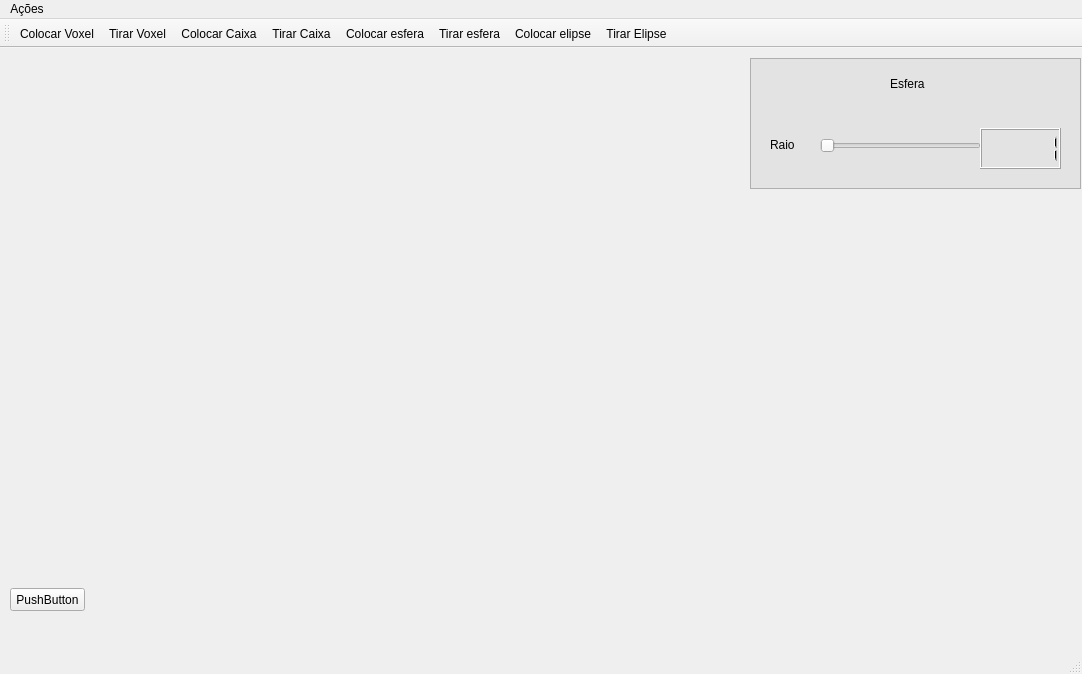
Above: mainwindow.ui from sthefaniafs/Paint-3D before the change. Below: the same form after it.
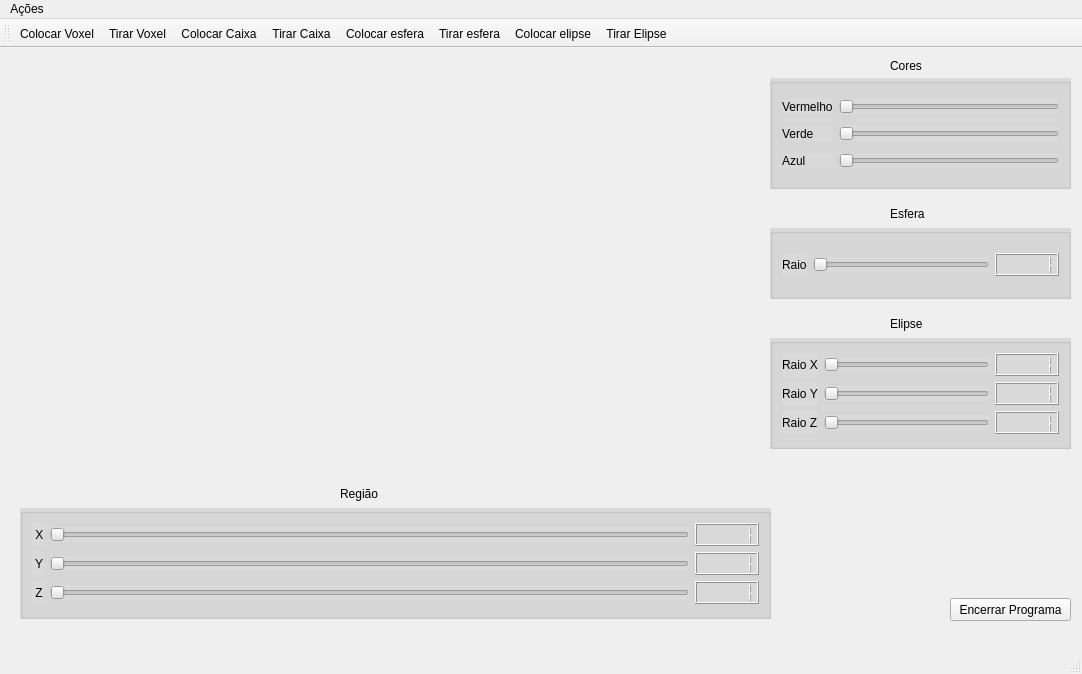
That is the form after the change. Icons and pictures are not drawn.

Commit message: att layout

```diff
--- a/mainwindow.ui
+++ b/mainwindow.ui
@@ -17,72 +17,193 @@
    <widget class="QPushButton" name="pushButtonQuit">
     <property name="geometry">
      <rect>
-      <x>10</x>
-      <y>540</y>
-      <width>75</width>
+      <x>950</x>
+      <y>550</y>
+      <width>121</width>
       <height>23</height>
      </rect>
     </property>
     <property name="text">
-     <string>PushButton</string>
+     <string>Encerrar Programa</string>
     </property>
    </widget>
-   <widget class="QSlider" name="horizontalSliderEsfera">
+   <widget class="QLabel" name="labelEsfera">
     <property name="geometry">
      <rect>
-      <x>820</x>
-      <y>90</y>
-      <width>161</width>
+      <x>890</x>
+      <y>150</y>
+      <width>51</width>
+      <height>31</height>
+     </rect>
+    </property>
+    <property name="styleSheet">
+     <string notr="true">font: 14pt &quot;MS Shell Dlg 2&quot;;</string>
+    </property>
+    <property name="text">
+     <string>Esfera</string>
+    </property>
+   </widget>
+   <widget class="QLabel" name="labelCores">
+    <property name="geometry">
+     <rect>
+      <x>890</x>
+      <y>10</y>
+      <width>61</width>
       <height>16</height>
      </rect>
     </property>
-    <property name="orientation">
-     <enum>Qt::Horizontal</enum>
+    <property name="styleSheet">
+     <string notr="true">font: 14pt &quot;MS Shell Dlg 2&quot;;</string>
     </property>
-    <property name="tickInterval">
-     <number>1</number>
+    <property name="text">
+     <string>Cores</string>
     </property>
    </widget>
-   <widget class="QLCDNumber" name="lcdNumberEsfera">
+   <widget class="QLabel" name="labelElipse">
     <property name="geometry">
      <rect>
-      <x>980</x>
-      <y>80</y>
+      <x>890</x>
+      <y>260</y>
+      <width>51</width>
+      <height>31</height>
+     </rect>
+    </property>
+    <property name="styleSheet">
+     <string notr="true">font: 14pt &quot;MS Shell Dlg 2&quot;;</string>
+    </property>
+    <property name="text">
+     <string>Elipse</string>
+    </property>
+   </widget>
+   <widget class="QGroupBox" name="groupBox">
+    <property name="geometry">
+     <rect>
+      <x>20</x>
+      <y>460</y>
+      <width>751</width>
+      <height>111</height>
+     </rect>
+    </property>
+    <property name="styleSheet">
+     <string notr="true">background-color: rgb(217, 217, 217);</string>
+    </property>
+    <layout class="QGridLayout" name="gridLayout_4">
+     <item row="0" column="0">
+      <widget class="QLabel" name="labelX">
+       <property name="styleSheet">
+        <string notr="true">font: 12pt &quot;MS Shell Dlg 2&quot;;</string>
+       </property>
+       <property name="text">
+        <string> X</string>
+       </property>
+      </widget>
+     </item>
+     <item row="0" column="2">
+      <widget class="QLCDNumber" name="lcdNumberX">
+       <property name="styleSheet">
+        <string notr="true">border-color: rgb(50, 227, 227);
+font: 12pt &quot;MS Shell Dlg 2&quot;;
+
+</string>
+       </property>
+       <property name="midLineWidth">
+        <number>0</number>
+       </property>
+       <property name="intValue" stdset="0">
+        <number>1</number>
+       </property>
+      </widget>
+     </item>
+     <item row="1" column="1">
+      <widget class="QSlider" name="horizontalSliderY">
+       <property name="orientation">
+        <enum>Qt::Horizontal</enum>
+       </property>
+       <property name="tickInterval">
+        <number>1</number>
+       </property>
+      </widget>
+     </item>
+     <item row="1" column="2">
+      <widget class="QLCDNumber" name="lcdNumberY">
+       <property name="styleSheet">
+        <string notr="true">border-color: rgb(50, 227, 227);
+font: 12pt &quot;MS Shell Dlg 2&quot;;
+
+</string>
+       </property>
+       <property name="midLineWidth">
+        <number>0</number>
+       </property>
+       <property name="intValue" stdset="0">
+        <number>1</number>
+       </property>
+      </widget>
+     </item>
+     <item row="2" column="0">
+      <widget class="QLabel" name="labelZ">
+       <property name="styleSheet">
+        <string notr="true">font: 12pt &quot;MS Shell Dlg 2&quot;;</string>
+       </property>
+       <property name="text">
+        <string> Z</string>
+       </property>
+      </widget>
+     </item>
+     <item row="2" column="1">
+      <widget class="QSlider" name="horizontalSliderz">
+       <property name="orientation">
+        <enum>Qt::Horizontal</enum>
+       </property>
+       <property name="tickInterval">
+        <number>1</number>
+       </property>
+      </widget>
+     </item>
+     <item row="1" column="0">
+      <widget class="QLabel" name="labelY">
+       <property name="styleSheet">
+        <string notr="true">font: 12pt &quot;MS Shell Dlg 2&quot;;</string>
+       </property>
+       <property name="text">
+        <string> Y</string>
+       </property>
+      </widget>
+     </item>
+     <item row="2" column="2">
+      <widget class="QLCDNumber" name="lcdNumberZ">
+       <property name="styleSheet">
+        <string notr="true">border-color: rgb(50, 227, 227);
+font: 12pt &quot;MS Shell Dlg 2&quot;;
+
+</string>
+       </property>
+       <property name="midLineWidth">
+        <number>0</number>
+       </property>
+       <property name="intValue" stdset="0">
+        <number>1</number>
+       </property>
+      </widget>
+     </item>
+     <item row="0" column="1">
+      <widget class="QSlider" name="horizontalSliderX">
+       <property name="orientation">
+        <enum>Qt::Horizontal</enum>
+       </property>
+       <property name="tickInterval">
+        <number>1</number>
+       </property>
+      </widget>
+     </item>
+    </layout>
+   </widget>
+   <widget class="QLabel" name="labelRegiaoxyz">
+    <property name="geometry">
+     <rect>
+      <x>340</x>
+      <y>430</y>
       <width>81</width>
-      <height>41</height>
-     </rect>
-    </property>
-    <property name="styleSheet">
-     <string notr="true">border-color: rgb(50, 227, 227);
-
-</string>
-    </property>
-    <property name="midLineWidth">
-     <number>0</number>
-    </property>
-    <property name="intValue" stdset="0">
-     <number>1</number>
-    </property>
-   </widget>
-   <widget class="QPlainTextEdit" name="plainTextEdit">
-    <property name="geometry">
-     <rect>
-      <x>750</x>
-      <y>10</y>
-      <width>331</width>
-      <height>131</height>
-     </rect>
-    </property>
-    <property name="styleSheet">
-     <string notr="true">background-color: rgb(227, 227, 227);</string>
-    </property>
-   </widget>
-   <widget class="QLabel" name="label">
-    <property name="geometry">
-     <rect>
-      <x>890</x>
-      <y>20</y>
-      <width>51</width>
       <height>31</height>
      </rect>
     </property>
@@ -90,31 +211,253 @@
      <string notr="true">font: 14pt &quot;MS Shell Dlg 2&quot;;</string>
     </property>
     <property name="text">
-     <string>Esfera</string>
+     <string>Região</string>
     </property>
    </widget>
-   <widget class="QLabel" name="label_2">
+   <widget class="QGroupBox" name="">
     <property name="geometry">
      <rect>
       <x>770</x>
-      <y>90</y>
-      <width>47</width>
-      <height>13</height>
+      <y>30</y>
+      <width>301</width>
+      <height>111</height>
      </rect>
     </property>
     <property name="styleSheet">
-     <string notr="true">font: 12pt &quot;MS Shell Dlg 2&quot;;</string>
+     <string notr="true">background-color: rgb(217, 217, 217);</string>
     </property>
-    <property name="text">
-     <string>Raio</string>
+    <layout class="QGridLayout" name="gridLayout">
+     <item row="0" column="0">
+      <widget class="QLabel" name="labelRed">
+       <property name="styleSheet">
+        <string notr="true">font: 12pt &quot;MS Shell Dlg 2&quot;;</string>
+       </property>
+       <property name="text">
+        <string>Vermelho</string>
+       </property>
+      </widget>
+     </item>
+     <item row="0" column="1">
+      <widget class="QSlider" name="horizontalSliderVermelho">
+       <property name="styleSheet">
+        <string notr="true"/>
+       </property>
+       <property name="orientation">
+        <enum>Qt::Horizontal</enum>
+       </property>
+      </widget>
+     </item>
+     <item row="1" column="0">
+      <widget class="QLabel" name="labelGreen">
+       <property name="styleSheet">
+        <string notr="true">font: 12pt &quot;MS Shell Dlg 2&quot;;</string>
+       </property>
+       <property name="text">
+        <string>Verde</string>
+       </property>
+      </widget>
+     </item>
+     <item row="1" column="1">
+      <widget class="QSlider" name="horizontalSliderVerde">
+       <property name="orientation">
+        <enum>Qt::Horizontal</enum>
+       </property>
+      </widget>
+     </item>
+     <item row="2" column="0">
+      <widget class="QLabel" name="labelBlue">
+       <property name="styleSheet">
+        <string notr="true">font: 12pt &quot;MS Shell Dlg 2&quot;;</string>
+       </property>
+       <property name="text">
+        <string>Azul</string>
+       </property>
+      </widget>
+     </item>
+     <item row="2" column="1">
+      <widget class="QSlider" name="horizontalSliderAzul">
+       <property name="orientation">
+        <enum>Qt::Horizontal</enum>
+       </property>
+      </widget>
+     </item>
+    </layout>
+   </widget>
+   <widget class="QGroupBox" name="">
+    <property name="geometry">
+     <rect>
+      <x>770</x>
+      <y>180</y>
+      <width>301</width>
+      <height>71</height>
+     </rect>
     </property>
+    <property name="styleSheet">
+     <string notr="true">background-color: rgb(217, 217, 217);</string>
+    </property>
+    <layout class="QGridLayout" name="gridLayout_2">
+     <item row="0" column="0">
+      <widget class="QLabel" name="labelRaio_esfera">
+       <property name="styleSheet">
+        <string notr="true">font: 12pt &quot;MS Shell Dlg 2&quot;;</string>
+       </property>
+       <property name="text">
+        <string>Raio</string>
+       </property>
+      </widget>
+     </item>
+     <item row="0" column="1">
+      <widget class="QSlider" name="horizontalSliderEsfera">
+       <property name="orientation">
+        <enum>Qt::Horizontal</enum>
+       </property>
+       <property name="tickInterval">
+        <number>1</number>
+       </property>
+      </widget>
+     </item>
+     <item row="0" column="2">
+      <widget class="QLCDNumber" name="lcdNumberEsfera">
+       <property name="styleSheet">
+        <string notr="true">border-color: rgb(50, 227, 227);
+font: 12pt &quot;MS Shell Dlg 2&quot;;
+color: rgb(0, 0, 0);
+
+</string>
+       </property>
+       <property name="midLineWidth">
+        <number>0</number>
+       </property>
+       <property name="intValue" stdset="0">
+        <number>1</number>
+       </property>
+      </widget>
+     </item>
+    </layout>
    </widget>
-   <zorder>plainTextEdit</zorder>
-   <zorder>pushButtonQuit</zorder>
-   <zorder>horizontalSliderEsfera</zorder>
-   <zorder>lcdNumberEsfera</zorder>
-   <zorder>label</zorder>
-   <zorder>label_2</zorder>
+   <widget class="QGroupBox" name="">
+    <property name="geometry">
+     <rect>
+      <x>770</x>
+      <y>290</y>
+      <width>301</width>
+      <height>111</height>
+     </rect>
+    </property>
+    <property name="styleSheet">
+     <string notr="true">background-color: rgb(217, 217, 217);</string>
+    </property>
+    <layout class="QGridLayout" name="gridLayout_3">
+     <item row="0" column="0">
+      <widget class="QLabel" name="labelraiox_elipse">
+       <property name="styleSheet">
+        <string notr="true">font: 12pt &quot;MS Shell Dlg 2&quot;;</string>
+       </property>
+       <property name="text">
+        <string>Raio X</string>
+       </property>
+      </widget>
+     </item>
+     <item row="0" column="2">
+      <widget class="QLCDNumber" name="lcdNumberRaiox">
+       <property name="styleSheet">
+        <string notr="true">border-color: rgb(50, 227, 227);
+font: 12pt &quot;MS Shell Dlg 2&quot;;
+
+</string>
+       </property>
+       <property name="midLineWidth">
+        <number>0</number>
+       </property>
+       <property name="intValue" stdset="0">
+        <number>1</number>
+       </property>
+      </widget>
+     </item>
+     <item row="1" column="1">
+      <widget class="QSlider" name="horizontalSliderRaioy">
+       <property name="orientation">
+        <enum>Qt::Horizontal</enum>
+       </property>
+       <property name="tickInterval">
+        <number>1</number>
+       </property>
+      </widget>
+     </item>
+     <item row="1" column="2">
+      <widget class="QLCDNumber" name="lcdNumberRaioy">
+       <property name="styleSheet">
+        <string notr="true">border-color: rgb(50, 227, 227);
+font: 12pt &quot;MS Shell Dlg 2&quot;;
+
+</string>
+       </property>
+       <property name="midLineWidth">
+        <number>0</number>
+       </property>
+       <property name="intValue" stdset="0">
+        <number>1</number>
+       </property>
+      </widget>
+     </item>
+     <item row="2" column="0">
+      <widget class="QLabel" name="labelRaioz_elipse">
+       <property name="styleSheet">
+        <string notr="true">font: 12pt &quot;MS Shell Dlg 2&quot;;</string>
+       </property>
+       <property name="text">
+        <string>Raio Z</string>
+       </property>
+      </widget>
+     </item>
+     <item row="2" column="1">
+      <widget class="QSlider" name="horizontalSliderRaioz">
+       <property name="orientation">
+        <enum>Qt::Horizontal</enum>
+       </property>
+       <property name="tickInterval">
+        <number>1</number>
+       </property>
+      </widget>
+     </item>
+     <item row="1" column="0">
+      <widget class="QLabel" name="labelRaioy_elipse">
+       <property name="styleSheet">
+        <string notr="true">font: 12pt &quot;MS Shell Dlg 2&quot;;</string>
+       </property>
+       <property name="text">
+        <string>Raio Y</string>
+       </property>
+      </widget>
+     </item>
+     <item row="2" column="2">
+      <widget class="QLCDNumber" name="lcdNumberRaioz">
+       <property name="styleSheet">
+        <string notr="true">border-color: rgb(50, 227, 227);
+font: 12pt &quot;MS Shell Dlg 2&quot;;
+
+</string>
+       </property>
+       <property name="midLineWidth">
+        <number>0</number>
+       </property>
+       <property name="intValue" stdset="0">
+        <number>1</number>
+       </property>
+      </widget>
+     </item>
+     <item row="0" column="1">
+      <widget class="QSlider" name="horizontalSliderRaiox">
+       <property name="orientation">
+        <enum>Qt::Horizontal</enum>
+       </property>
+       <property name="tickInterval">
+        <number>1</number>
+       </property>
+      </widget>
+     </item>
+    </layout>
+   </widget>
   </widget>
   <widget class="QMenuBar" name="menubar">
    <property name="geometry">
```
Left out of the diff: 104 changed lines with no effect on the pictures.
